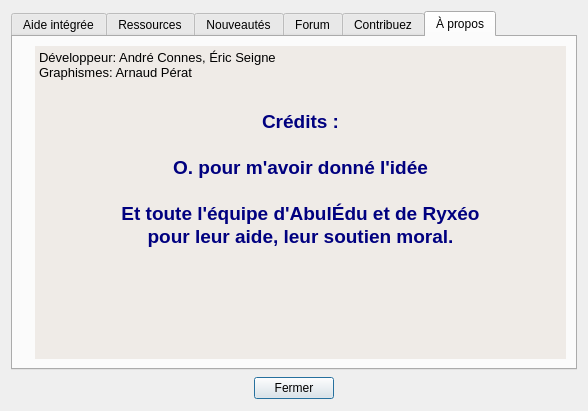
The window that abuleduaproposv0.ui (Txikilinux/leterrier-fubuki) describes before a commit, drawn with Qt 5.
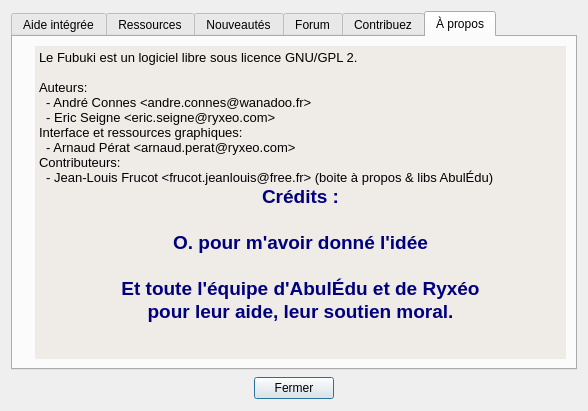
The same window after the commit. The open tabs and pages were chosen to show the change. Icons and pictures are not drawn.

Commit message: petite modification des entetes GPL + boite a propos

```diff
--- a/abuleduaproposv0.ui
+++ b/abuleduaproposv0.ui
@@ -285,10 +285,15 @@
 &lt;table border=&quot;0&quot; style=&quot;-qt-table-type: root; margin-top:4px; margin-bottom:4px; margin-left:4px; margin-right:4px;&quot;&gt;
 &lt;tr&gt;
 &lt;td style=&quot;border: none;&quot;&gt;
-&lt;p style=&quot; margin-top:0px; margin-bottom:0px; margin-left:0px; margin-right:0px; -qt-block-indent:0; text-indent:0px;&quot;&gt;Développeur: André Connes, Éric Seigne&lt;/p&gt;
-&lt;p style=&quot; margin-top:0px; margin-bottom:0px; margin-left:0px; margin-right:0px; -qt-block-indent:0; text-indent:0px;&quot;&gt;Graphismes: Arnaud Pérat&lt;/p&gt;
+&lt;p style=&quot; margin-top:0px; margin-bottom:0px; margin-left:0px; margin-right:0px; -qt-block-indent:0; text-indent:0px;&quot;&gt;Le Fubuki est un logiciel libre sous licence GNU/GPL 2.&lt;/p&gt;
 &lt;p style=&quot;-qt-paragraph-type:empty; margin-top:0px; margin-bottom:0px; margin-left:0px; margin-right:0px; -qt-block-indent:0; text-indent:0px;&quot;&gt;&lt;/p&gt;
-&lt;p align=&quot;center&quot; style=&quot;-qt-paragraph-type:empty; margin-top:0px; margin-bottom:0px; margin-left:0px; margin-right:0px; -qt-block-indent:0; text-indent:0px;&quot;&gt;&lt;/p&gt;
+&lt;p style=&quot; margin-top:0px; margin-bottom:0px; margin-left:0px; margin-right:0px; -qt-block-indent:0; text-indent:0px;&quot;&gt;Auteurs:&lt;/p&gt;
+&lt;p style=&quot; margin-top:0px; margin-bottom:0px; margin-left:0px; margin-right:0px; -qt-block-indent:0; text-indent:0px;&quot;&gt;  - André Connes &amp;lt;andre.connes@wanadoo.fr&amp;gt;&lt;/p&gt;
+&lt;p style=&quot; margin-top:0px; margin-bottom:0px; margin-left:0px; margin-right:0px; -qt-block-indent:0; text-indent:0px;&quot;&gt;  - Eric Seigne &amp;lt;eric.seigne@ryxeo.com&amp;gt;&lt;/p&gt;
+&lt;p style=&quot; margin-top:0px; margin-bottom:0px; margin-left:0px; margin-right:0px; -qt-block-indent:0; text-indent:0px;&quot;&gt;Interface et ressources graphiques:&lt;/p&gt;
+&lt;p style=&quot; margin-top:0px; margin-bottom:0px; margin-left:0px; margin-right:0px; -qt-block-indent:0; text-indent:0px;&quot;&gt;  - Arnaud Pérat &amp;lt;arnaud.perat@ryxeo.com&amp;gt;&lt;/p&gt;
+&lt;p style=&quot; margin-top:0px; margin-bottom:0px; margin-left:0px; margin-right:0px; -qt-block-indent:0; text-indent:0px;&quot;&gt;Contributeurs:&lt;/p&gt;
+&lt;p style=&quot; margin-top:0px; margin-bottom:0px; margin-left:0px; margin-right:0px; -qt-block-indent:0; text-indent:0px;&quot;&gt;  - Jean-Louis Frucot &amp;lt;frucot.jeanlouis@free.fr&amp;gt; (boite à propos &amp;amp; libs AbulÉdu)&lt;/p&gt;
 &lt;p align=&quot;center&quot; style=&quot; margin-top:0px; margin-bottom:0px; margin-left:0px; margin-right:0px; -qt-block-indent:0; text-indent:0px;&quot;&gt;&lt;span style=&quot; font-family:'DejaVu Sans'; font-size:14pt; font-weight:600; color:#00007f;&quot;&gt;Crédits :&lt;/span&gt;&lt;/p&gt;
 &lt;p align=&quot;center&quot; style=&quot;-qt-paragraph-type:empty; margin-top:0px; margin-bottom:0px; margin-left:0px; margin-right:0px; -qt-block-indent:0; text-indent:0px; font-family:'DejaVu Sans'; font-size:14pt; font-weight:600; color:#00007f;&quot;&gt;&lt;/p&gt;
 &lt;p align=&quot;center&quot; style=&quot; margin-top:0px; margin-bottom:0px; margin-left:0px; margin-right:0px; -qt-block-indent:0; text-indent:0px;&quot;&gt;&lt;span style=&quot; font-family:'DejaVu Sans'; font-size:14pt; font-weight:600; color:#00007f;&quot;&gt;O. pour m'avoir donné l'idée&lt;/span&gt;&lt;/p&gt;
```
Left out of the diff: 2 changed lines with no effect on the pictures. The commit also changes 2 other files.
